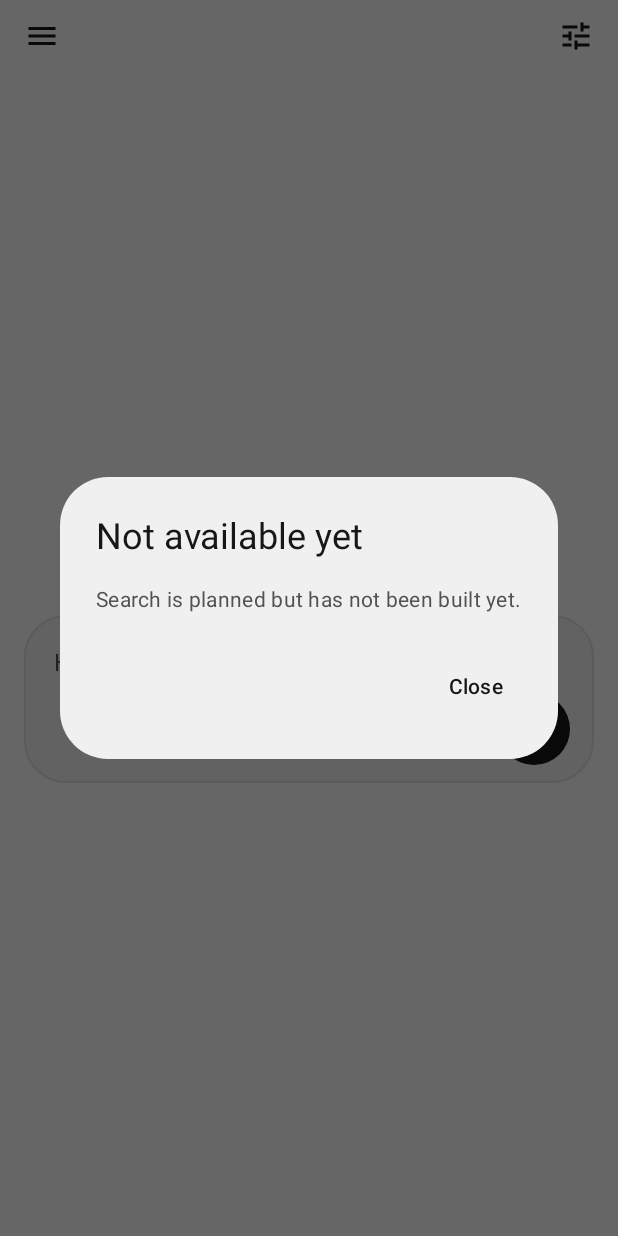
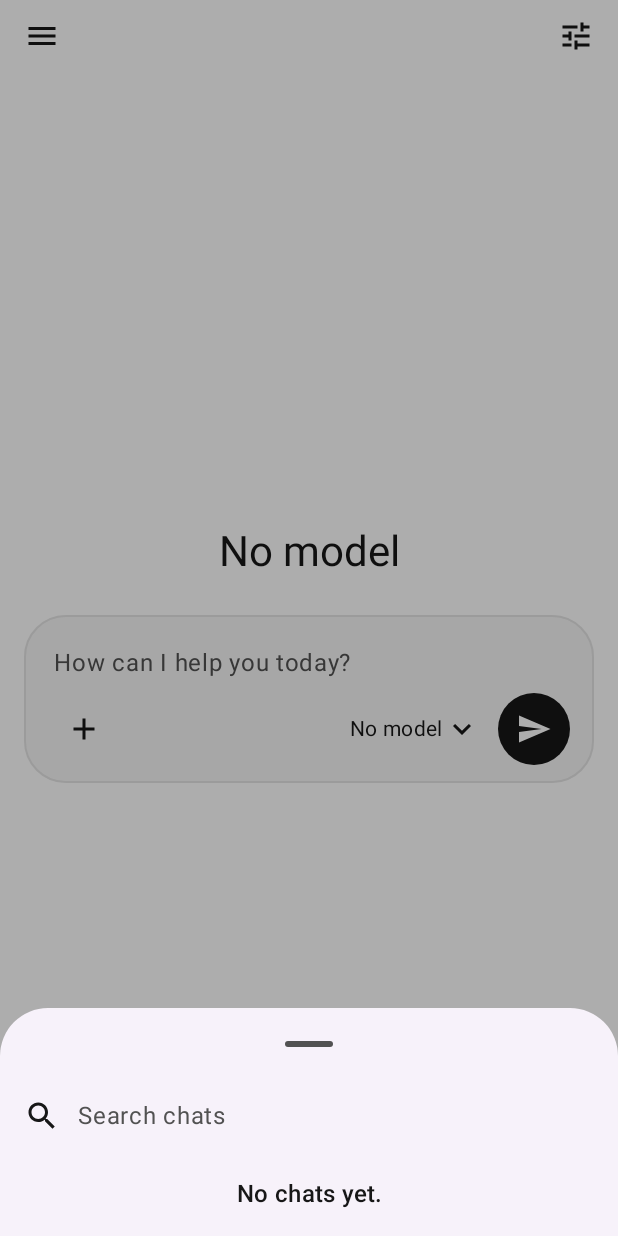
Before and after one commit to claree007/android-webui, an Android app built with Jetpack Compose: the screen it shows after launch (MainActivity), after a tap on "Search", on a phone screen of 412 x 824 dp. Run offline under Robolectric (Android 15) with nearby library versions, the phone set to English and light mode, and no system bars; network calls fail; 1 statement that could not run was skipped; 1 other tap on this screen came first.

Commit message:
Sidebar sections with date grouping, chat title search sheet and state handling

```diff
--- /dev/null
+++ b/app/src/main/java/com/androidwebui/android/ui/shell/ChatSearchSheet.kt
@@ -0,0 +1,83 @@
+package com.androidwebui.android.ui.shell
+
+import androidx.compose.foundation.clickable
+import androidx.compose.foundation.layout.Column
+import androidx.compose.foundation.layout.Row
+import androidx.compose.foundation.layout.fillMaxWidth
+import androidx.compose.foundation.layout.heightIn
+import androidx.compose.foundation.layout.navigationBarsPadding
+import androidx.compose.foundation.layout.padding
+import androidx.compose.foundation.lazy.LazyColumn
+import androidx.compose.foundation.lazy.items
+import androidx.compose.foundation.text.BasicTextField
+import androidx.compose.material3.ExperimentalMaterial3Api
+import androidx.compose.material3.Icon
+import androidx.compose.material3.MaterialTheme
+import androidx.compose.material3.ModalBottomSheet
+import androidx.compose.material3.Text
+import androidx.compose.runtime.Composable
+import androidx.compose.runtime.getValue
+import androidx.compose.runtime.mutableStateOf
+import androidx.compose.runtime.saveable.rememberSaveable
+import androidx.compose.runtime.setValue
+import androidx.compose.ui.Alignment
+import androidx.compose.ui.Modifier
+import androidx.compose.ui.graphics.SolidColor
+import androidx.compose.ui.res.painterResource
+import androidx.compose.ui.res.stringResource
+import androidx.compose.ui.semantics.Role
+import androidx.compose.ui.text.style.TextOverflow
+import androidx.compose.ui.unit.dp
+import com.androidwebui.android.R
+import com.androidwebui.android.ui.components.EmptyState
+
+/** Title search over the chats supplied by the caller. Full-text search over message content arrives with Phase 6. */
+@OptIn(ExperimentalMaterial3Api::class)
+@Composable
+fun ChatSearchSheet(chats: List<ChatSummary>, onOpen: (ChatSummary) -> Unit, onDismiss: () -> Unit) {
+    var query by rememberSaveable { mutableStateOf("") }
+    val results = chats.searchChats(query)
+    ModalBottomSheet(onDismissRequest = onDismiss) {
+        Column(Modifier.fillMaxWidth().navigationBarsPadding().padding(horizontal = 16.dp)) {
+            Row(Modifier.fillMaxWidth().heightIn(min = 48.dp), verticalAlignment = Alignment.CenterVertically) {
+                Icon(painterResource(R.drawable.ic_search), contentDescription = null, Modifier.padding(end = 12.dp))
+                androidx.compose.foundation.layout.Box(Modifier.weight(1f)) {
+                    if (query.isEmpty()) {
+                        Text(
+                            stringResource(R.string.search_chats_hint),
+                            style = MaterialTheme.typography.bodyLarge,
+                            color = MaterialTheme.colorScheme.onSurfaceVariant,
+                        )
+                    }
+                    BasicTextField(
+                        value = query,
+                        onValueChange = { query = it },
+                        singleLine = true,
+                        textStyle = MaterialTheme.typography.bodyLarge.copy(color = MaterialTheme.colorScheme.onSurface),
+                        cursorBrush = SolidColor(MaterialTheme.colorScheme.onSurface),
+                        modifier = Modifier.fillMaxWidth(),
+                    )
+                }
+            }
+            when {
+                chats.isEmpty() -> EmptyState(stringResource(R.string.sidebar_chats_empty))
+                results.isEmpty() -> EmptyState(stringResource(R.string.search_chats_no_match))
+                else -> LazyColumn {
+                    items(results, key = { it.id }) { chat ->
+                        Text(
+                            chat.title,
+                            style = MaterialTheme.typography.bodyLarge,
+                            maxLines = 1,
+                            overflow = TextOverflow.Ellipsis,
+                            modifier = Modifier
+                                .fillMaxWidth()
+                                .heightIn(min = 48.dp)
+                                .clickable(role = Role.Button) { onOpen(chat) }
+                                .padding(vertical = 12.dp),
+                        )
+                    }
+                }
+            }
+        }
+    }
+}
--- /dev/null
+++ b/app/src/main/java/com/androidwebui/android/ui/shell/ChatSummary.kt
@@ -0,0 +1,57 @@
+package com.androidwebui.android.ui.shell
+
+import java.time.Instant
+import java.time.LocalDate
+import java.time.ZoneId
+import java.time.format.TextStyle
+import java.util.Locale
+
+data class ChatSummary(val id: String, val title: String, val updatedAtSeconds: Long, val pinned: Boolean = false)
+
+data class FolderSummary(val id: String, val name: String)
+
+/** Sidebar group heading. Months older than 30 days are named by month and year. */
+sealed interface ChatGroup {
+    data object Pinned : ChatGroup
+    data object Today : ChatGroup
+    data object Yesterday : ChatGroup
+    data object Previous7Days : ChatGroup
+    data object Previous30Days : ChatGroup
+    data class Month(val label: String) : ChatGroup
+}
+
+data class ChatSection(val group: ChatGroup, val chats: List<ChatSummary>)
+
+/** Groups chats newest first: pinned, today, yesterday, previous 7 and 30 days, then one section per month. */
+fun groupChatsByDate(
+    chats: List<ChatSummary>,
+    today: LocalDate,
+    zone: ZoneId = ZoneId.systemDefault(),
+    locale: Locale = Locale.getDefault(),
+): List<ChatSection> {
+    val sorted = chats.sortedByDescending { it.updatedAtSeconds }
+    val out = LinkedHashMap<ChatGroup, MutableList<ChatSummary>>()
+    for (chat in sorted) {
+        val group = if (chat.pinned) ChatGroup.Pinned else {
+            val date = Instant.ofEpochSecond(chat.updatedAtSeconds).atZone(zone).toLocalDate()
+            val daysAgo = today.toEpochDay() - date.toEpochDay()
+            when {
+                daysAgo <= 0 -> ChatGroup.Today
+                daysAgo == 1L -> ChatGroup.Yesterday
+                daysAgo <= 7 -> ChatGroup.Previous7Days
+                daysAgo <= 30 -> ChatGroup.Previous30Days
+                else -> ChatGroup.Month("${date.month.getDisplayName(TextStyle.FULL, locale)} ${date.year}")
+            }
+        }
+        out.getOrPut(group) { mutableListOf() } += chat
+    }
+    val order = listOf(ChatGroup.Pinned, ChatGroup.Today, ChatGroup.Yesterday, ChatGroup.Previous7Days, ChatGroup.Previous30Days)
+    val fixed = order.mapNotNull { g -> out[g]?.let { ChatSection(g, it) } }
+    val months = out.filterKeys { it is ChatGroup.Month }.map { (g, v) -> ChatSection(g, v) }
+    return fixed + months
+}
+
+fun List<ChatSummary>.searchChats(query: String): List<ChatSummary> {
+    val q = query.trim()
+    return if (q.isEmpty()) this else filter { it.title.contains(q, ignoreCase = true) }
+}
--- a/app/src/main/java/com/androidwebui/android/ui/shell/Feature.kt
+++ b/app/src/main/java/com/androidwebui/android/ui/shell/Feature.kt
@@ -7,6 +7,7 @@ import com.androidwebui.android.R
 enum class Feature(@StringRes val labelRes: Int) {
     Search(R.string.search),
     Folders(R.string.sidebar_folders),
+    Chats(R.string.sidebar_chats),
     Attachments(R.string.composer_attach),
     Sending(R.string.composer_send),
     ChatControls(R.string.chat_controls),
--- a/app/src/main/java/com/androidwebui/android/ui/shell/HomeScreen.kt
+++ b/app/src/main/java/com/androidwebui/android/ui/shell/HomeScreen.kt
@@ -23,14 +23,21 @@ import androidx.compose.ui.res.painterResource
 import androidx.compose.ui.res.stringResource
 import androidx.compose.ui.unit.dp
 import com.androidwebui.android.R
+import java.time.LocalDate
 import kotlinx.coroutines.launch
 
 @Composable
-fun HomeScreen(profileName: String, onOpenSettings: () -> Unit) {
+fun HomeScreen(
+    profileName: String,
+    onOpenSettings: () -> Unit,
+    sidebar: SidebarState = SidebarState(),
+    today: LocalDate = LocalDate.now(),
+) {
     val drawer = rememberDrawerState(DrawerValue.Closed)
     val scope = rememberCoroutineScope()
     var draft by rememberSaveable { mutableStateOf("") }
     var showModels by rememberSaveable { mutableStateOf(false) }
+    var showSearch by rememberSaveable { mutableStateOf(false) }
     var unavailable by rememberSaveable { mutableStateOf<Feature?>(null) }
 
     fun closeDrawer() = scope.launch { drawer.close() }
@@ -41,8 +48,12 @@ fun HomeScreen(profileName: String, onOpenSettings: () -> Unit) {
             ModalDrawerSheet {
                 Sidebar(
                     profileName = profileName,
+                    state = sidebar,
+                    today = today,
                     onNewChat = { draft = ""; closeDrawer() },
-                    onUnavailable = { unavailable = it; closeDrawer() },
+                    onOpenChat = { unavailable = Feature.Chats; closeDrawer() },
+                    onSelectModel = { unavailable = Feature.Sending; closeDrawer() },
+                    onUnavailable = { if (it == Feature.Search) showSearch = true else unavailable = it; closeDrawer() },
                     onOpenFeature = { unavailable = it; closeDrawer() },
                     onOpenSettings = { closeDrawer(); onOpenSettings() },
                 )
@@ -81,5 +92,8 @@ fun HomeScreen(profileName: String, onOpenSettings: () -> Unit) {
             onDismiss = { showModels = false },
         )
     }
+    if (showSearch) {
+        ChatSearchSheet(sidebar.chats, onOpen = { showSearch = false; unavailable = Feature.Chats }, onDismiss = { showSearch = false })
+    }
     unavailable?.let { UnavailableDialog(it, onDismiss = { unavailable = null }) }
 }
--- a/app/src/main/java/com/androidwebui/android/ui/shell/Sidebar.kt
+++ b/app/src/main/java/com/androidwebui/android/ui/shell/Sidebar.kt
@@ -17,6 +17,7 @@ import androidx.compose.foundation.verticalScroll
 import androidx.compose.material3.DropdownMenu
 import androidx.compose.material3.DropdownMenuItem
 import androidx.compose.material3.Icon
+import androidx.compose.material3.IconButton
 import androidx.compose.material3.MaterialTheme
 import androidx.compose.material3.Text
 import androidx.compose.runtime.Composable
@@ -31,14 +32,22 @@ import androidx.compose.ui.res.stringResource
 import androidx.compose.ui.semantics.Role
 import androidx.compose.ui.semantics.contentDescription
 import androidx.compose.ui.semantics.semantics
+import androidx.compose.ui.text.style.TextOverflow
 import androidx.compose.ui.unit.dp
+import com.androidwebui.android.ui.components.ErrorState
+import com.androidwebui.android.ui.components.LoadingState
+import java.time.LocalDate
 import com.androidwebui.android.R
 
 /** Native drawer equivalent of the web app's sidebar. Sections that need later phases say so. */
 @Composable
 fun Sidebar(
     profileName: String,
+    state: SidebarState,
+    today: LocalDate,
     onNewChat: () -> Unit,
+    onOpenChat: (ChatSummary) -> Unit,
+    onSelectModel: (ModelOption) -> Unit,
     onUnavailable: (Feature) -> Unit,
     onOpenFeature: (Feature) -> Unit,
     onOpenSettings: () -> Unit,
@@ -53,12 +62,28 @@ fun Sidebar(
         SidebarRow(R.drawable.ic_search, stringResource(R.string.search)) { onUnavailable(Feature.Search) }
 
         Column(Modifier.weight(1f).verticalScroll(rememberScrollState())) {
+            when {
+                state.loading -> LoadingState()
+                state.error != null -> ErrorState(state.error)
+                else -> {
                     SectionHeader(stringResource(R.string.sidebar_models))
-            SectionNote(stringResource(R.string.sidebar_models_empty))
-            SectionHeader(stringResource(R.string.sidebar_folders))
-            SectionNote(stringResource(R.string.sidebar_folders_unavailable))
+                    if (state.models.isEmpty()) SectionNote(stringResource(R.string.sidebar_models_empty))
+                    state.models.forEach { SidebarItem(it.name) { onSelectModel(it) } }
+
+                    SectionHeader(stringResource(R.string.sidebar_folders), onAdd = { onUnavailable(Feature.Folders) })
+                    if (state.folders.isEmpty()) SectionNote(stringResource(R.string.sidebar_folders_unavailable))
+                    state.folders.forEach { SidebarItem(it.name) { onUnavailable(Feature.Folders) } }
+
+                    if (state.chats.isEmpty()) {
                         SectionHeader(stringResource(R.string.sidebar_chats))
                         SectionNote(stringResource(R.string.sidebar_chats_empty))
+                    }
+                    groupChatsByDate(state.chats, today).forEach { section ->
+                        SectionHeader(section.group.title())
+                        section.chats.forEach { chat -> SidebarItem(chat.title) { onOpenChat(chat) } }
+                    }
+                }
+            }
         }
 
         UserRow(profileName, onOpenFeature, onOpenSettings)
@@ -82,13 +107,48 @@ private fun SidebarRow(iconRes: Int, label: String, onClick: () -> Unit) {
 }
 
 @Composable
-private fun SectionHeader(text: String) {
+private fun SectionHeader(text: String, onAdd: (() -> Unit)? = null) {
+    Row(
+        Modifier.fillMaxWidth().padding(start = 20.dp, end = if (onAdd == null) 20.dp else 4.dp, top = 8.dp),
+        verticalAlignment = Alignment.CenterVertically,
+    ) {
         Text(
             text,
             style = MaterialTheme.typography.labelLarge,
             color = MaterialTheme.colorScheme.onSurfaceVariant,
-        modifier = Modifier.padding(start = 20.dp, end = 20.dp, top = 16.dp, bottom = 4.dp),
+            modifier = Modifier.weight(1f).padding(vertical = 8.dp),
         )
+        if (onAdd != null) {
+            IconButton(onClick = onAdd) {
+                Icon(painterResource(R.drawable.ic_add), contentDescription = stringResource(R.string.sidebar_folder_add), Modifier.size(20.dp))
+            }
+        }
+    }
+}
+
+@Composable
+private fun SidebarItem(label: String, onClick: () -> Unit) {
+    Text(
+        label,
+        style = MaterialTheme.typography.bodyLarge,
+        maxLines = 1,
+        overflow = TextOverflow.Ellipsis,
+        modifier = Modifier
+            .fillMaxWidth()
+            .heightIn(min = 48.dp)
+            .clickable(role = Role.Button, onClick = onClick)
+            .padding(horizontal = 20.dp, vertical = 12.dp),
+    )
+}
+
+@Composable
+private fun ChatGroup.title(): String = when (this) {
+    ChatGroup.Pinned -> stringResource(R.string.group_pinned)
+    ChatGroup.Today -> stringResource(R.string.group_today)
+    ChatGroup.Yesterday -> stringResource(R.string.group_yesterday)
+    ChatGroup.Previous7Days -> stringResource(R.string.group_previous_7_days)
+    ChatGroup.Previous30Days -> stringResource(R.string.group_previous_30_days)
+    is ChatGroup.Month -> label
 }
 
 @Composable
--- /dev/null
+++ b/app/src/main/java/com/androidwebui/android/ui/shell/SidebarState.kt
@@ -0,0 +1,10 @@
+package com.androidwebui.android.ui.shell
+
+/** Everything the drawer lists. Loading and error are explicit so the drawer never shows a blank list silently. */
+data class SidebarState(
+    val models: List<ModelOption> = emptyList(),
+    val folders: List<FolderSummary> = emptyList(),
+    val chats: List<ChatSummary> = emptyList(),
+    val loading: Boolean = false,
+    val error: String? = null,
+)
--- a/app/src/main/res/values/strings.xml
+++ b/app/src/main/res/values/strings.xml
@@ -20,10 +20,20 @@
     <string name="new_chat">New chat</string>
     <string name="search">Search</string>
     <string name="search_unavailable">Search is not available yet.</string>
+    <string name="search_chats_hint">Search chats</string>
+    <string name="search_chats_no_match">No chat title matches your search.</string>
+    <string name="group_pinned">Pinned</string>
+    <string name="group_today">Today</string>
+    <string name="group_yesterday">Yesterday</string>
+    <string name="group_previous_7_days">Previous 7 days</string>
+    <string name="group_previous_30_days">Previous 30 days</string>
+    <string name="sidebar_error_retry">Could not load the sidebar.</string>
     <string name="sidebar_models">Models</string>
     <string name="sidebar_models_empty">No models yet. Connections are not available yet.</string>
     <string name="sidebar_folders">Folders</string>
     <string name="sidebar_folders_unavailable">Folders are not available yet.</string>
+    <string name="sidebar_folders_empty">No folders yet.</string>
+    <string name="sidebar_folder_add">Add folder</string>
     <string name="sidebar_chats">Chats</string>
     <string name="sidebar_chats_empty">No chats yet.</string>
     <string name="profile_loading">User</string>
```
Also changed, not shown: 2 other files. Lines whose indentation alone changed are shown as unchanged.
